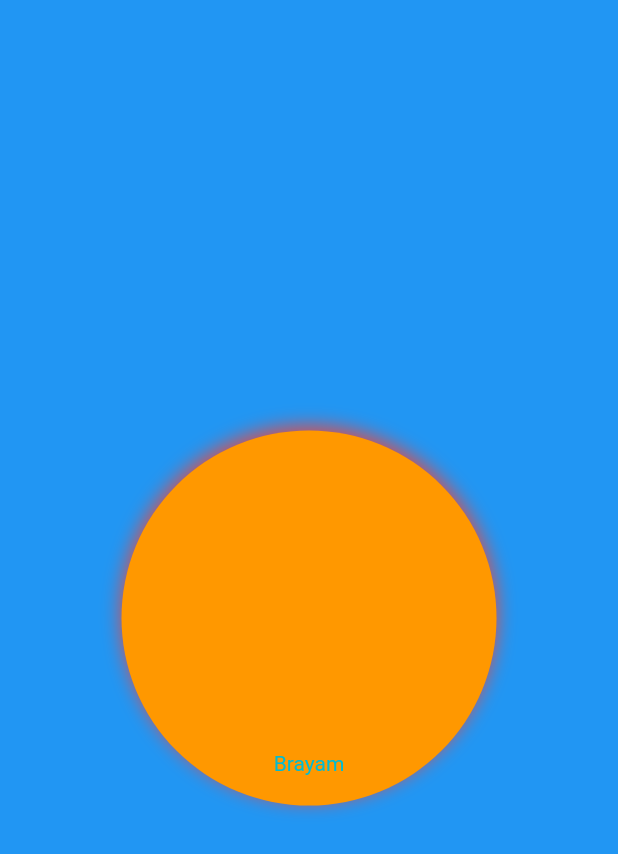
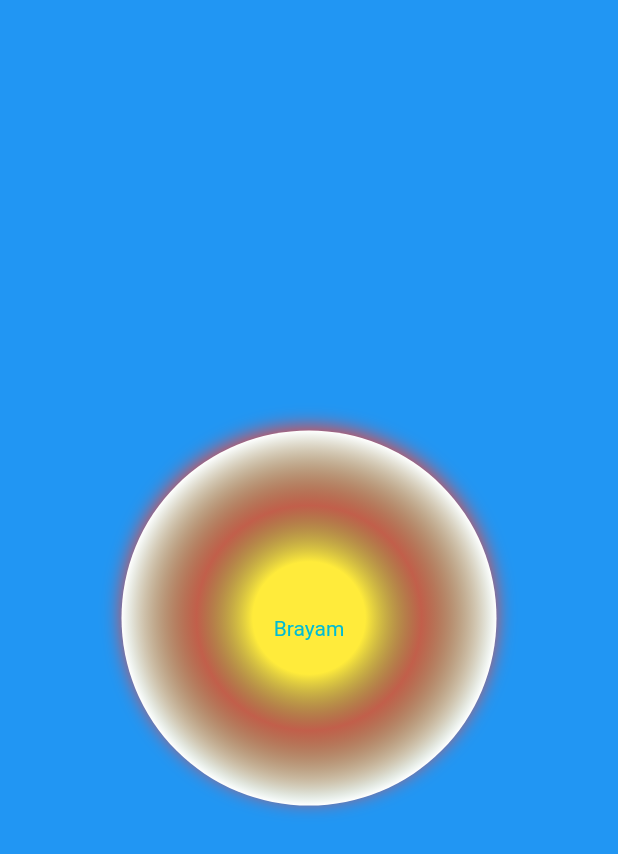
Before and after one commit to brayamhuaman/cfu, a Flutter app: the screen it shows after launch, on a phone screen of 412 x 824 dp. Shown: the top 854 px of the screen. Run offline on Flutter 3.47's test engine with Material 3 defaults, Android fonts, the phone set to English and light mode, and no system bars.

Commit message:
container v5

```diff
--- a/lib/widgets/container.dart
+++ b/lib/widgets/container.dart
@@ -18,6 +18,18 @@
             decoration: BoxDecoration(
             color: Colors.orange,
             shape: BoxShape.circle,
+            gradient: RadialGradient(
+              colors:[
+                Colors.yellow,
+                Colors.green.withOpacity(0.2),
+                Colors.white,
+              ],
+              stops: [
+                0.3,
+                0.6,
+                1,
+              ],
+            ),
             boxShadow: [
 
               BoxShadow(
@@ -32,7 +44,7 @@
 
             padding: EdgeInsets.symmetric(
               horizontal: 20,
-              vertical: 20,
+              vertical: 110,
               ),
             child: Text(
               "Brayam",
```
